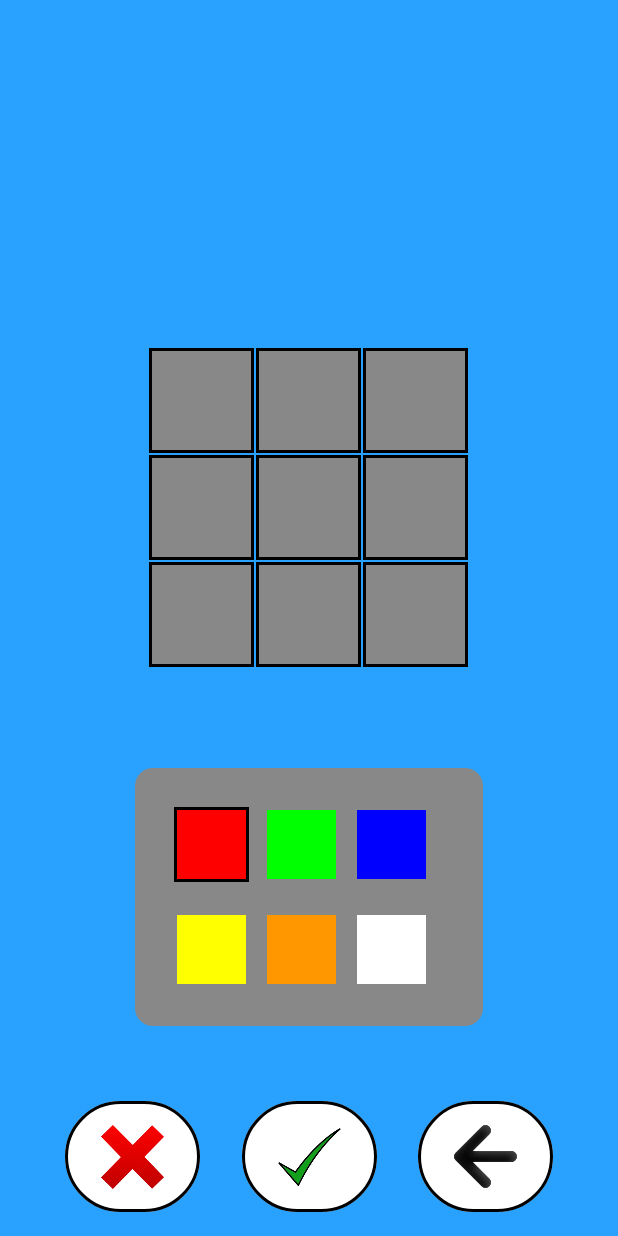
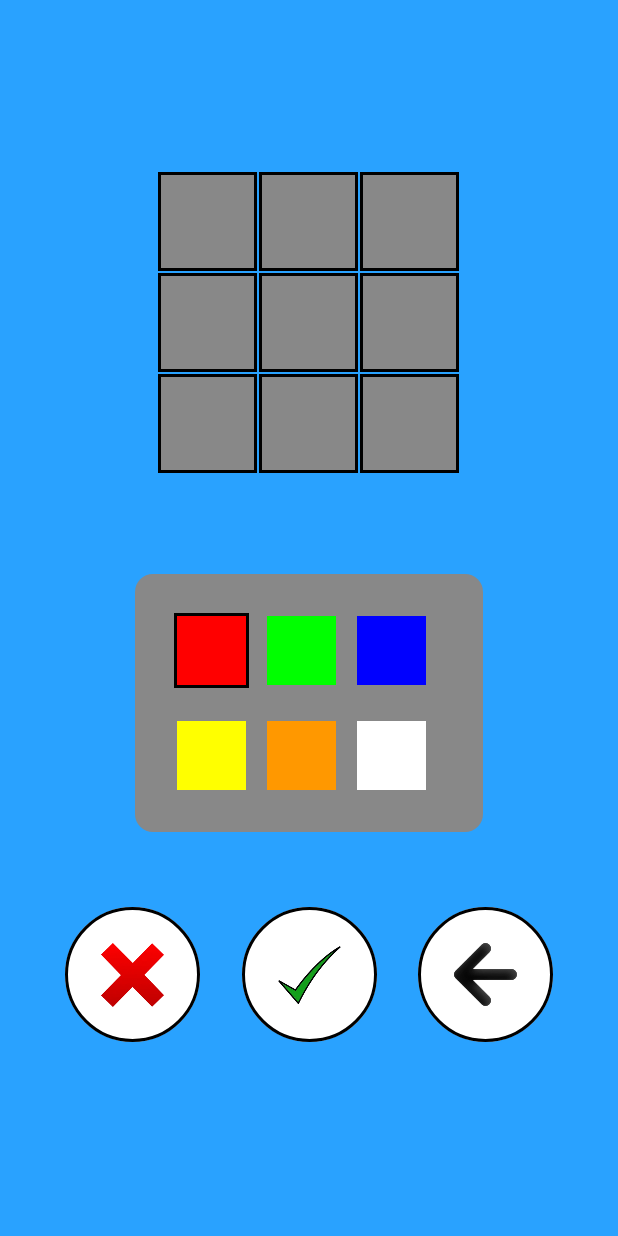
Before and after one commit to DevGiovanniLC/rubik-resolver, an Android app built with Jetpack Compose: the CheckSideActivity screen opened directly, with no data from a screen before it, on a phone screen of 412 x 824 dp. Run offline under Robolectric (Android 15) with nearby library versions, the phone set to English and light mode, and no system bars.

Commit message:
responsive: Adapatación del menu de verificación de lado

```diff
--- a/app/src/main/java/com/ulpgc/rubikresolver/CheckSideActivity.kt
+++ b/app/src/main/java/com/ulpgc/rubikresolver/CheckSideActivity.kt
@@ -12,6 +12,7 @@ import androidx.compose.runtime.Composable
 import androidx.compose.ui.Alignment
 import androidx.compose.ui.Modifier
 import androidx.compose.ui.graphics.Color
+import androidx.compose.ui.platform.LocalConfiguration
 import androidx.compose.ui.tooling.preview.Preview
 import androidx.compose.ui.unit.dp
 import com.ulpgc.rubikresolver.components.ColorPalette
@@ -40,15 +41,18 @@ fun MainContent() {
         }
     }
 
+    //val screenWidth = LocalConfiguration.current.screenWidthDp.dp
+    val screenHeight = LocalConfiguration.current.screenHeightDp.dp
+
     Surface(color = Color(0xFF29A2FF)) {
         Column(
             horizontalAlignment = Alignment.CenterHorizontally,
             verticalArrangement = Arrangement.spacedBy(50.dp),
             modifier = Modifier.padding(16.dp)
                 .fillMaxSize()
-                .padding(top = 200.dp)
+                .padding(top = screenHeight * 0.1f)
         ) {
-            FaceButtonGroup(colorArray = faceColor, tileModifier = Modifier.size(70.dp) ,selectedColor = selectedColor)
+            FaceButtonGroup(colorArray = faceColor, tileModifier = Modifier.size(screenHeight * 0.08f) ,selectedColor = selectedColor)
             ColorPalette(onColorSelected = { color ->
                 selectedColor = color
             })
```
